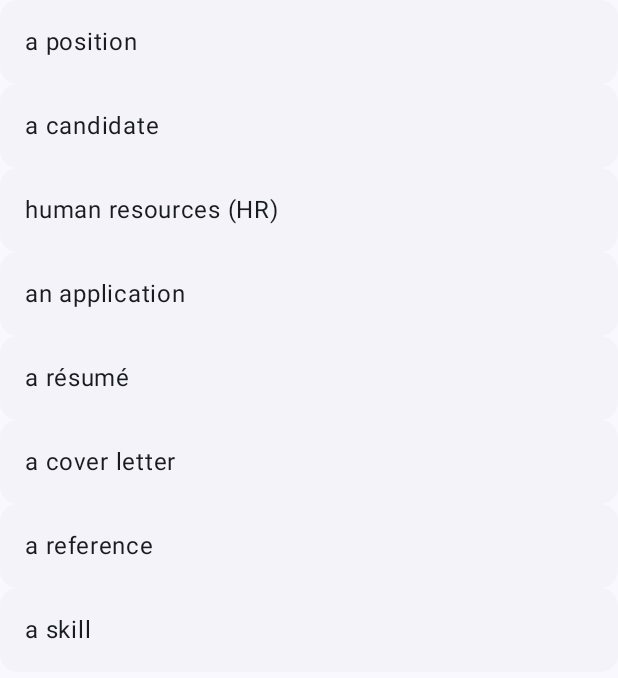
After one commit to judithmarg/app-movil-basic, an Android app built with Jetpack Compose: the VocabularyActivity screen opened directly, with no data from a screen before it, on a phone screen of 412 x 824 dp. The commit adds this screen. Shown: the top 678 px of the screen. Run offline under Robolectric (Android 15) with nearby library versions, the phone set to English and light mode, and no system bars.

Commit message:
add rowlazy

```diff
--- /dev/null
+++ b/app/src/main/java/com/example/myapplication/UserModel.kt
@@ -0,0 +1,6 @@
+package com.example.myapplication
+
+class UserModel (
+    val username: String
+) {
+}
--- /dev/null
+++ b/app/src/main/java/com/example/myapplication/VocabularyActivity.kt
@@ -0,0 +1,120 @@
+package com.example.myapplication
+
+import android.os.Bundle
+import android.widget.Toast
+import androidx.activity.ComponentActivity
+import androidx.activity.compose.setContent
+import androidx.activity.enableEdgeToEdge
+import androidx.compose.foundation.background
+import androidx.compose.foundation.layout.Arrangement
+import androidx.compose.foundation.layout.Column
+import androidx.compose.foundation.layout.fillMaxHeight
+import androidx.compose.foundation.layout.fillMaxSize
+import androidx.compose.foundation.layout.fillMaxWidth
+import androidx.compose.foundation.layout.padding
+import androidx.compose.foundation.lazy.LazyColumn
+import androidx.compose.material3.ElevatedCard
+import androidx.compose.material3.ExperimentalMaterial3Api
+import androidx.compose.material3.OutlinedCard
+import androidx.compose.material3.Scaffold
+import androidx.compose.material3.SnackbarDuration
+import androidx.compose.material3.SnackbarHost
+import androidx.compose.material3.SnackbarHostState
+import androidx.compose.material3.SnackbarResult
+import androidx.compose.material3.Text
+import androidx.compose.runtime.Composable
+import androidx.compose.runtime.remember
+import androidx.compose.runtime.rememberCoroutineScope
+import androidx.compose.ui.Alignment
+import androidx.compose.ui.Modifier
+import androidx.compose.ui.graphics.Color
+import androidx.compose.ui.platform.LocalContext
+import androidx.compose.ui.text.style.TextAlign
+import androidx.compose.ui.tooling.preview.Preview
+import androidx.compose.ui.unit.dp
+import com.example.myapplication.ui.theme.AppTheme
+import kotlinx.coroutines.launch
+
+class VocabularyActivity : ComponentActivity() {
+    override fun onCreate(savedInstanceState: Bundle?) {
+        super.onCreate(savedInstanceState)
+        enableEdgeToEdge()
+        setContent {
+            AppTheme {
+//                Scaffold(modifier = Modifier.fillMaxSize()) { innerPadding ->
+//                    ShowVocabulary(
+//                        modifier = Modifier.padding(innerPadding)
+//                    )
+//                }
+                VocabularyWithSnackbar()
+
+            }
+        }
+    }
+}
+
+@OptIn(ExperimentalMaterial3Api::class)
+@Composable
+fun VocabularyWithSnackbar() {
+    val scope = rememberCoroutineScope()
+    val snackbarHostState = remember { SnackbarHostState()}
+    val list = VocabularyRepository().getList()
+    val context = LocalContext.current
+    Scaffold(
+        snackbarHost = {
+            SnackbarHost(hostState = snackbarHostState)
+        },
+        modifier = Modifier.fillMaxSize()) { innerPadding ->
+            LazyColumn(modifier = Modifier.padding(innerPadding)) {
+                items(list.size){
+                    ElevatedCard(onClick = {
+                        scope.launch {
+                            val result = snackbarHostState.showSnackbar(
+                                message = list[it].description,
+                                actionLabel = "Action",
+                                duration = SnackbarDuration.Indefinite
+                            )
+                            when(result) {
+                                SnackbarResult.ActionPerformed -> {}
+                                SnackbarResult.Dismissed ->{}
+                            }
+                        }
+                    },
+                        modifier = Modifier.fillMaxWidth()) {
+                        Text(
+                            text = list[it].name,
+                            modifier = Modifier.padding(16.dp),
+                            textAlign = TextAlign.Center
+                        )
+
+                    }
+                }
+                }
+            }
+    }
+
+@OptIn(ExperimentalMaterial3Api::class)
+@Composable
+fun ShowVocabulary(modifier: Modifier) {
+    val context = LocalContext.current
+    val list = VocabularyRepository().getList()
+    LazyColumn (
+        modifier = modifier
+            .padding(8.dp)
+            .fillMaxSize(),
+        verticalArrangement = Arrangement.spacedBy(8.dp),
+        horizontalAlignment = Alignment.CenterHorizontally
+    ){
+        items(list.size){
+            OutlinedCard(
+                modifier = Modifier
+                    .padding(14.dp)
+                    .fillMaxWidth(),
+                onClick = {
+                    Toast.makeText(context, list[it].description, Toast.LENGTH_LONG).show()
+                }) {
+                Text(modifier = Modifier.padding(14.dp), text = list[it].name)
+            }
+        }
+    }
+}
--- /dev/null
+++ b/app/src/main/java/com/example/myapplication/VocabularyModel.kt
@@ -0,0 +1,7 @@
+package com.example.myapplication
+
+class VocabularyModel (
+    val name : String,
+    val description: String
+){
+}
--- /dev/null
+++ b/app/src/main/java/com/example/myapplication/VocabularyRepository.kt
@@ -0,0 +1,17 @@
+package com.example.myapplication
+
+class VocabularyRepository {
+
+    fun getList(): List<VocabularyModel> {
+        return listOf(
+            VocabularyModel("a position","a job or a title"),
+            VocabularyModel("a candidate", "someone who is being considered for a job"),
+            VocabularyModel("human resources (HR)","the department in a company that deals with hiring, training, and helping employees"),
+            VocabularyModel("an application","a formal, written request for a job, usually a form"),
+            VocabularyModel("a résumé"," a written description of your educación, abilities, and jobs."),
+            VocabularyModel("a cover letter","a letter you write that goes with you résumé, highlighting details about your work experience"),
+            VocabularyModel("a reference","someone who knows you well and can write a letter about you"),
+            VocabularyModel("a skill","an ability to do something well")
+        )
+    }
+}
--- a/app/src/main/res/values/strings.xml
+++ b/app/src/main/res/values/strings.xml
@@ -6,4 +6,5 @@
     <string name="github_ui_title">Ingrese el github user</string>
     <string name="github_ui_button">Buscar</string>
     <string name="title_activity_main2">MainActivity2</string>
+    <string name="title_activity_vocabulary">VocabularyACtivity</string>
 </resources>
```
Also changed, not shown: app/src/main/AndroidManifest.xml (+22 -10 lines), app/src/main/java/com/example/myapplication/GitUiActivity.kt (+16 -2 lines), app/src/main/java/com/example/myapplication/UserRepository.kt (added, +44 -0 lines).
